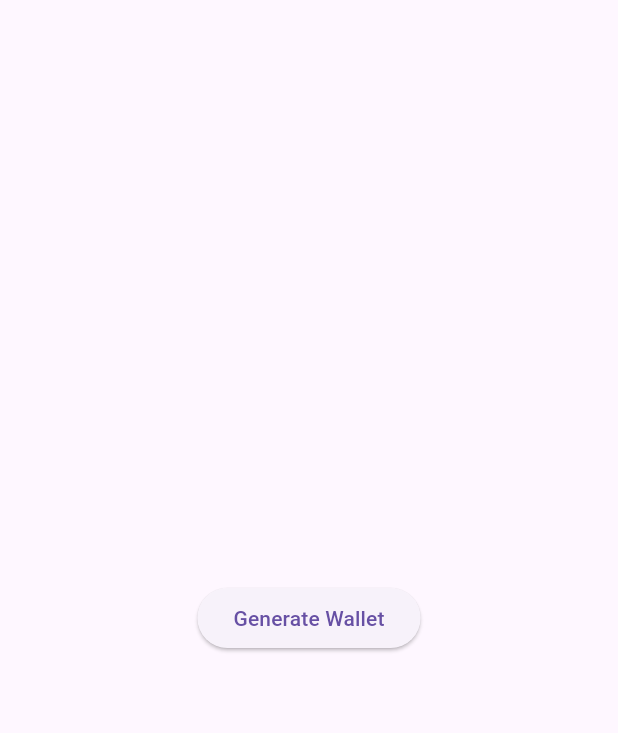
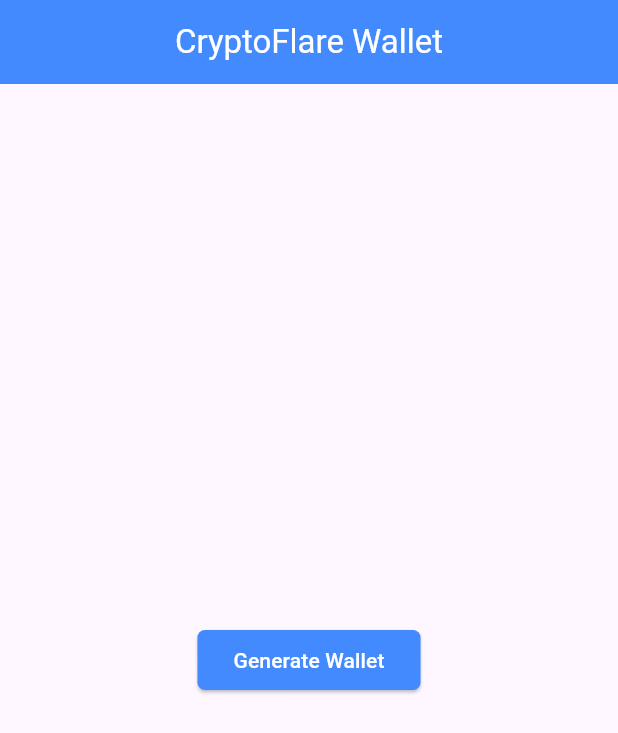
Before and after one commit to skfareeduddin/cryptoflare_wallet, a Flutter app: the screen it shows after launch, on a phone screen of 412 x 824 dp. Shown: the top 733 px of the screen. Run offline on Flutter 3.47's test engine with Material 3 defaults, Android fonts, the phone set to English and light mode, and no system bars.

Commit message:
Second commit.

```diff
--- a/lib/main.dart
+++ b/lib/main.dart
@@ -12,11 +12,32 @@ class CryptoFlare extends StatelessWidget {
     return MaterialApp(
       debugShowCheckedModeBanner: false,
       home: Scaffold(
+        appBar: AppBar(
+          title: const Text(
+            'CryptoFlare Wallet',
+            style: TextStyle(color: Colors.white),
+          ),
+          centerTitle: true,
+          backgroundColor: Colors.blueAccent,
+        ),
         body: SafeArea(
           child: Center(
             child: ElevatedButton(
               onPressed: () {},
-              child: const Text('Generate Wallet'),
+              style: ButtonStyle(
+                shape: MaterialStateProperty.all(
+                  const RoundedRectangleBorder(
+                    borderRadius: BorderRadius.all(
+                      Radius.circular(5.0),
+                    ),
+                  ),
+                ),
+                backgroundColor: MaterialStateProperty.all(Colors.blueAccent),
+              ),
+              child: const Text(
+                'Generate Wallet',
+                style: TextStyle(color: Colors.white),
+              ),
             ),
           ),
         ),
```
